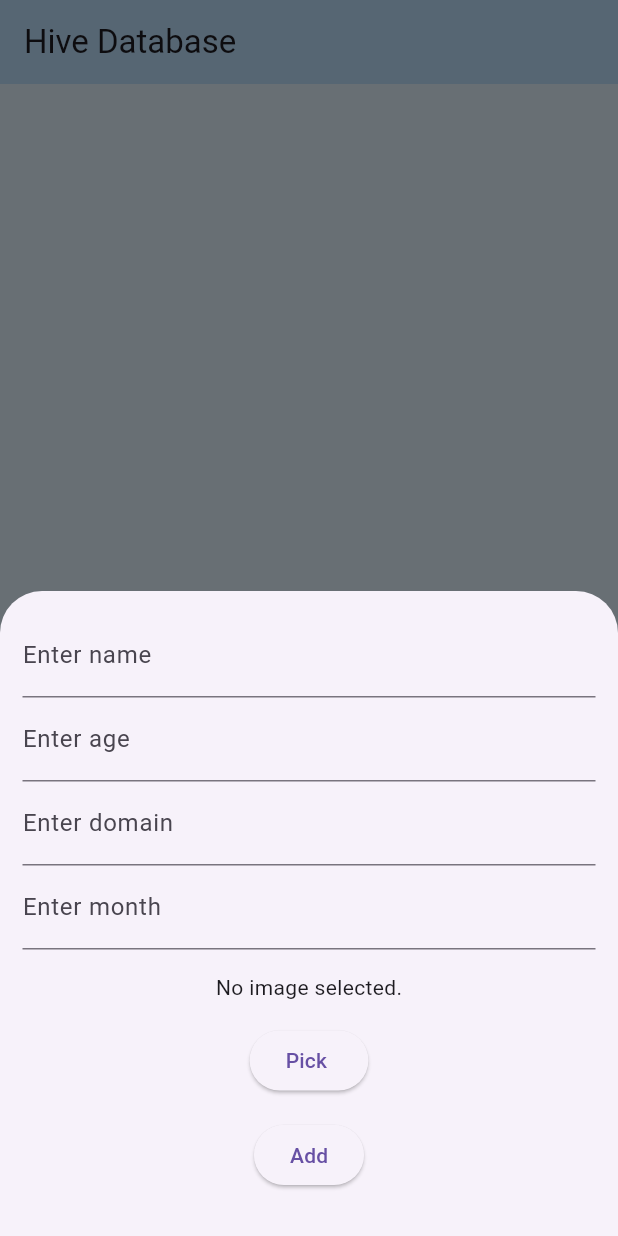
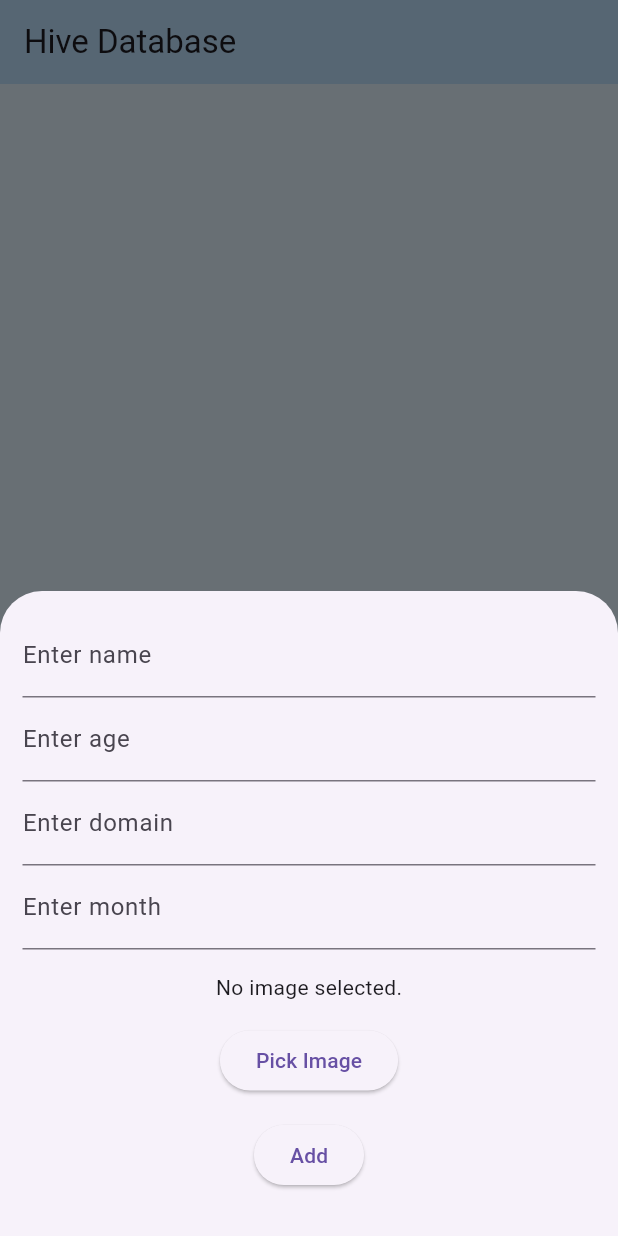
Before and after one commit to faasaal/flutter-3, a Flutter app: the screen it shows after launch, after a tap on the "add" icon, on a phone screen of 412 x 824 dp. Run offline on Flutter 3.47's test engine with Material 3 defaults, Android fonts, the phone set to English and light mode, and no system bars; our stand-ins replace hive_flutter, image_picker; accounts and stored records are empty.

Commit message:
first commit

```diff
--- a/lib/hivedatabase.dart
+++ b/lib/hivedatabase.dart
@@ -102,7 +102,7 @@ class _HiveDatabaseFlutterState extends State<HiveDatabaseFlutter> {
               const SizedBox(height: 15),
               ElevatedButton(
                 onPressed: _pickImage,
-                child: const Text("Pick "),
+                child: const Text("Pick Image"),
               ),
               const SizedBox(height: 15),
               ElevatedButton(
```
Also changed, not shown: lib/homeScreen.dart (deleted, +0 -79 lines).
